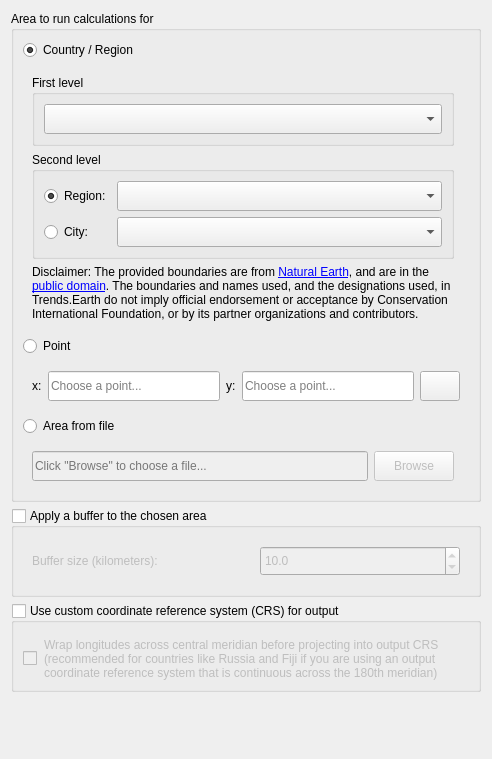
LocateIT/trends.earth, file MISLAND/gui/WidgetSelectArea.ui: the form before one commit.
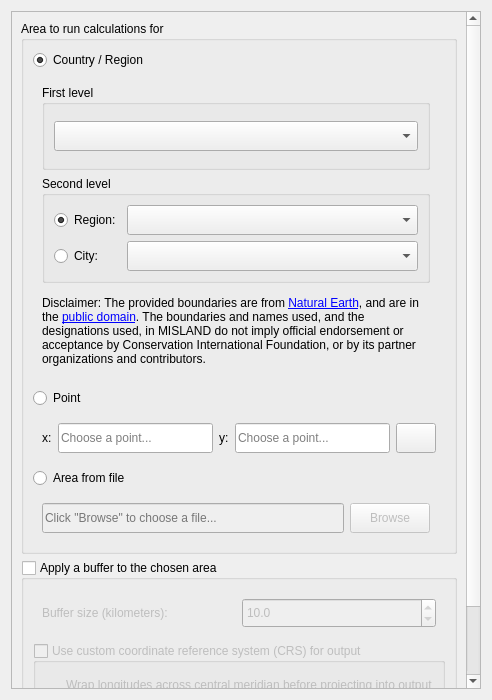
The form after the commit. Custom widgets are drawn as their Qt base class.

```diff
--- a/MISLAND/gui/WidgetSelectArea.ui
+++ b/MISLAND/gui/WidgetSelectArea.ui
@@ -7,7 +7,7 @@
     <x>0</x>
     <y>0</y>
     <width>492</width>
-    <height>579</height>
+    <height>700</height>
    </rect>
   </property>
   <property name="sizePolicy">
@@ -16,10 +16,34 @@
     <verstretch>0</verstretch>
    </sizepolicy>
   </property>
+  <property name="minimumSize">
+   <size>
+    <width>0</width>
+    <height>0</height>
+   </size>
+  </property>
   <property name="windowTitle">
    <string>Form</string>
   </property>
   <layout class="QVBoxLayout" name="verticalLayout">
+   <property name="sizeConstraint">
+    <enum>QLayout::SetDefaultConstraint</enum>
+   </property>
+   <item>
+    <widget class="QScrollArea" name="scrollArea">
+     <property name="widgetResizable">
+      <bool>true</bool>
+     </property>
+     <widget class="QWidget" name="scrollAreaWidgetContents_2">
+      <property name="geometry">
+       <rect>
+        <x>0</x>
+        <y>0</y>
+        <width>447</width>
+        <height>819</height>
+       </rect>
+      </property>
+      <layout class="QVBoxLayout" name="verticalLayout_3">
    <item>
     <widget class="QGroupBox" name="area_groupbox">
      <property name="sizePolicy">
@@ -32,7 +56,7 @@
       <string>Area to run calculations for</string>
      </property>
      <layout class="QGridLayout" name="area_groupbox_gridLayout">
-      <item row="11" column="0">
+          <item row="11" column="1">
        <widget class="QRadioButton" name="area_frompoint">
         <property name="text">
          <string>Point</string>
@@ -42,199 +66,7 @@
         </attribute>
        </widget>
       </item>
-      <item row="13" column="0">
-       <widget class="QRadioButton" name="area_fromfile">
-        <property name="text">
-         <string>Area from file</string>
-        </property>
-        <attribute name="buttonGroup">
-         <string notr="true">area_radio_buttonGroup</string>
-        </attribute>
-       </widget>
-      </item>
-      <item row="12" column="0" colspan="2">
-       <widget class="QFrame" name="frame_area_frompoint">
-        <property name="sizePolicy">
-         <sizepolicy hsizetype="Preferred" vsizetype="Fixed">
-          <horstretch>0</horstretch>
-          <verstretch>0</verstretch>
-         </sizepolicy>
-        </property>
-        <property name="frameShape">
-         <enum>QFrame::NoFrame</enum>
-        </property>
-        <property name="frameShadow">
-         <enum>QFrame::Plain</enum>
-        </property>
-        <layout class="QHBoxLayout" name="horizontalLayout_4">
-         <item>
-          <widget class="QLabel" name="area_frompoint_label_x">
-           <property name="font">
-            <font>
-             <weight>50</weight>
-             <bold>false</bold>
-            </font>
-           </property>
-           <property name="text">
-            <string>x:</string>
-           </property>
-          </widget>
-         </item>
-         <item>
-          <widget class="QLineEdit" name="area_frompoint_point_x">
-           <property name="sizePolicy">
-            <sizepolicy hsizetype="Expanding" vsizetype="Minimum">
-             <horstretch>0</horstretch>
-             <verstretch>0</verstretch>
-            </sizepolicy>
-           </property>
-           <property name="minimumSize">
-            <size>
-             <width>0</width>
-             <height>30</height>
-            </size>
-           </property>
-           <property name="inputMethodHints">
-            <set>Qt::ImhPreferNumbers</set>
-           </property>
-           <property name="placeholderText">
-            <string>Choose a point...</string>
-           </property>
-          </widget>
-         </item>
-         <item>
-          <widget class="QLabel" name="area_frompoint_label_y">
-           <property name="font">
-            <font>
-             <weight>50</weight>
-             <bold>false</bold>
-            </font>
-           </property>
-           <property name="text">
-            <string>y:</string>
-           </property>
-          </widget>
-         </item>
-         <item>
-          <widget class="QLineEdit" name="area_frompoint_point_y">
-           <property name="sizePolicy">
-            <sizepolicy hsizetype="Expanding" vsizetype="Minimum">
-             <horstretch>0</horstretch>
-             <verstretch>0</verstretch>
-            </sizepolicy>
-           </property>
-           <property name="minimumSize">
-            <size>
-             <width>0</width>
-             <height>30</height>
-            </size>
-           </property>
-           <property name="placeholderText">
-            <string>Choose a point...</string>
-           </property>
-          </widget>
-         </item>
-         <item>
-          <widget class="QPushButton" name="area_frompoint_choose_point">
-           <property name="sizePolicy">
-            <sizepolicy hsizetype="Minimum" vsizetype="Minimum">
-             <horstretch>0</horstretch>
-             <verstretch>0</verstretch>
-            </sizepolicy>
-           </property>
-           <property name="minimumSize">
-            <size>
-             <width>0</width>
-             <height>30</height>
-            </size>
-           </property>
-           <property name="text">
-            <string/>
-           </property>
-          </widget>
-         </item>
-        </layout>
-       </widget>
-      </item>
-      <item row="0" column="0">
-       <widget class="QRadioButton" name="area_fromadmin">
-        <property name="text">
-         <string>Country / Region</string>
-        </property>
-        <property name="checked">
-         <bool>true</bool>
-        </property>
-        <attribute name="buttonGroup">
-         <string notr="true">area_radio_buttonGroup</string>
-        </attribute>
-       </widget>
-      </item>
-      <item row="14" column="0">
-       <widget class="QFrame" name="frame_area_fromfile">
-        <property name="frameShape">
-         <enum>QFrame::NoFrame</enum>
-        </property>
-        <property name="frameShadow">
-         <enum>QFrame::Plain</enum>
-        </property>
-        <layout class="QHBoxLayout" name="horizontalLayout_3">
-         <item>
-          <widget class="QLineEdit" name="area_fromfile_file">
-           <property name="enabled">
-            <bool>false</bool>
-           </property>
-           <property name="sizePolicy">
-            <sizepolicy hsizetype="Expanding" vsizetype="Fixed">
-             <horstretch>0</horstretch>
-             <verstretch>0</verstretch>
-            </sizepolicy>
-           </property>
-           <property name="minimumSize">
-            <size>
-             <width>120</width>
-             <height>30</height>
-            </size>
-           </property>
-           <property name="readOnly">
-            <bool>true</bool>
-           </property>
-           <property name="placeholderText">
-            <string>Click &quot;Browse&quot; to choose a file...</string>
-           </property>
-          </widget>
-         </item>
-         <item>
-          <widget class="QPushButton" name="area_fromfile_browse">
-           <property name="enabled">
-            <bool>false</bool>
-           </property>
-           <property name="sizePolicy">
-            <sizepolicy hsizetype="Minimum" vsizetype="Minimum">
-             <horstretch>0</horstretch>
-             <verstretch>0</verstretch>
-            </sizepolicy>
-           </property>
-           <property name="minimumSize">
-            <size>
-             <width>0</width>
-             <height>30</height>
-            </size>
-           </property>
-           <property name="maximumSize">
-            <size>
-             <width>80</width>
-             <height>16777215</height>
-            </size>
-           </property>
-           <property name="text">
-            <string>Browse</string>
-           </property>
-          </widget>
-         </item>
-        </layout>
-       </widget>
-      </item>
-      <item row="1" column="0">
+          <item row="1" column="1">
        <widget class="QFrame" name="frame_country_region">
         <property name="frameShape">
          <enum>QFrame::NoFrame</enum>
@@ -251,6 +83,12 @@
              <verstretch>0</verstretch>
             </sizepolicy>
            </property>
+               <property name="minimumSize">
+                <size>
+                 <width>0</width>
+                 <height>0</height>
+                </size>
+               </property>
            <property name="title">
             <string>First level</string>
            </property>
@@ -282,6 +120,12 @@
              <verstretch>0</verstretch>
             </sizepolicy>
            </property>
+               <property name="minimumSize">
+                <size>
+                 <width>0</width>
+                 <height>80</height>
+                </size>
+               </property>
            <property name="title">
             <string>Second level</string>
            </property>
@@ -371,7 +215,7 @@
             </sizepolicy>
            </property>
            <property name="text">
-            <string>&lt;html&gt;&lt;head/&gt;&lt;body&gt;&lt;p&gt;Disclaimer: The provided boundaries are from &lt;a href=&quot;http://www.naturalearthdata.com/&quot;&gt;&lt;span style=&quot; text-decoration: underline; color:#0000ff;&quot;&gt;Natural Earth&lt;/span&gt;&lt;/a&gt;, and are in the &lt;a href=&quot;http://creativecommons.org/publicdomain&quot;&gt;&lt;span style=&quot; text-decoration: underline; color:#0000ff;&quot;&gt;public domain&lt;/span&gt;&lt;/a&gt;. The boundaries and names used, and the designations used, in Trends.Earth do not imply official endorsement or acceptance by Conservation International Foundation, or by its partner organizations and contributors.&lt;/p&gt;&lt;/body&gt;&lt;/html&gt;</string>
+                <string>&lt;html&gt;&lt;head/&gt;&lt;body&gt;&lt;p&gt;Disclaimer: The provided boundaries are from &lt;a href=&quot;http://www.naturalearthdata.com/&quot;&gt;&lt;span style=&quot; text-decoration: underline; color:#0000ff;&quot;&gt;Natural Earth&lt;/span&gt;&lt;/a&gt;, and are in the &lt;a href=&quot;http://creativecommons.org/publicdomain&quot;&gt;&lt;span style=&quot; text-decoration: underline; color:#0000ff;&quot;&gt;public domain&lt;/span&gt;&lt;/a&gt;. The boundaries and names used, and the designations used, in MISLAND do not imply official endorsement or acceptance by Conservation International Foundation, or by its partner organizations and contributors.&lt;/p&gt;&lt;/body&gt;&lt;/html&gt;</string>
            </property>
            <property name="wordWrap">
             <bool>true</bool>
@@ -384,6 +228,198 @@
         </layout>
        </widget>
       </item>
+          <item row="13" column="1">
+           <widget class="QRadioButton" name="area_fromfile">
+            <property name="text">
+             <string>Area from file</string>
+            </property>
+            <attribute name="buttonGroup">
+             <string notr="true">area_radio_buttonGroup</string>
+            </attribute>
+           </widget>
+          </item>
+          <item row="14" column="1">
+           <widget class="QFrame" name="frame_area_fromfile">
+            <property name="frameShape">
+             <enum>QFrame::NoFrame</enum>
+            </property>
+            <property name="frameShadow">
+             <enum>QFrame::Plain</enum>
+            </property>
+            <layout class="QHBoxLayout" name="horizontalLayout_3">
+             <item>
+              <widget class="QLineEdit" name="area_fromfile_file">
+               <property name="enabled">
+                <bool>false</bool>
+               </property>
+               <property name="sizePolicy">
+                <sizepolicy hsizetype="Expanding" vsizetype="Fixed">
+                 <horstretch>0</horstretch>
+                 <verstretch>0</verstretch>
+                </sizepolicy>
+               </property>
+               <property name="minimumSize">
+                <size>
+                 <width>120</width>
+                 <height>30</height>
+                </size>
+               </property>
+               <property name="readOnly">
+                <bool>true</bool>
+               </property>
+               <property name="placeholderText">
+                <string>Click &quot;Browse&quot; to choose a file...</string>
+               </property>
+              </widget>
+             </item>
+             <item>
+              <widget class="QPushButton" name="area_fromfile_browse">
+               <property name="enabled">
+                <bool>false</bool>
+               </property>
+               <property name="sizePolicy">
+                <sizepolicy hsizetype="Minimum" vsizetype="Minimum">
+                 <horstretch>0</horstretch>
+                 <verstretch>0</verstretch>
+                </sizepolicy>
+               </property>
+               <property name="minimumSize">
+                <size>
+                 <width>0</width>
+                 <height>30</height>
+                </size>
+               </property>
+               <property name="maximumSize">
+                <size>
+                 <width>80</width>
+                 <height>16777215</height>
+                </size>
+               </property>
+               <property name="text">
+                <string>Browse</string>
+               </property>
+              </widget>
+             </item>
+            </layout>
+           </widget>
+          </item>
+          <item row="0" column="1">
+           <widget class="QRadioButton" name="area_fromadmin">
+            <property name="text">
+             <string>Country / Region</string>
+            </property>
+            <property name="checked">
+             <bool>true</bool>
+            </property>
+            <attribute name="buttonGroup">
+             <string notr="true">area_radio_buttonGroup</string>
+            </attribute>
+           </widget>
+          </item>
+          <item row="12" column="1" colspan="2">
+           <widget class="QFrame" name="frame_area_frompoint">
+            <property name="sizePolicy">
+             <sizepolicy hsizetype="Preferred" vsizetype="Fixed">
+              <horstretch>0</horstretch>
+              <verstretch>0</verstretch>
+             </sizepolicy>
+            </property>
+            <property name="frameShape">
+             <enum>QFrame::NoFrame</enum>
+            </property>
+            <property name="frameShadow">
+             <enum>QFrame::Plain</enum>
+            </property>
+            <layout class="QHBoxLayout" name="horizontalLayout_4">
+             <item>
+              <widget class="QLabel" name="area_frompoint_label_x">
+               <property name="font">
+                <font>
+                 <weight>50</weight>
+                 <bold>false</bold>
+                </font>
+               </property>
+               <property name="text">
+                <string>x:</string>
+               </property>
+              </widget>
+             </item>
+             <item>
+              <widget class="QLineEdit" name="area_frompoint_point_x">
+               <property name="sizePolicy">
+                <sizepolicy hsizetype="Expanding" vsizetype="Minimum">
+                 <horstretch>0</horstretch>
+                 <verstretch>0</verstretch>
+                </sizepolicy>
+               </property>
+               <property name="minimumSize">
+                <size>
+                 <width>0</width>
+                 <height>30</height>
+                </size>
+               </property>
+               <property name="inputMethodHints">
+                <set>Qt::ImhPreferNumbers</set>
+               </property>
+               <property name="placeholderText">
+                <string>Choose a point...</string>
+               </property>
+              </widget>
+             </item>
+             <item>
+              <widget class="QLabel" name="area_frompoint_label_y">
+               <property name="font">
+                <font>
+                 <weight>50</weight>
+                 <bold>false</bold>
+                </font>
+               </property>
+               <property name="text">
+                <string>y:</string>
+               </property>
+              </widget>
+             </item>
+             <item>
+              <widget class="QLineEdit" name="area_frompoint_point_y">
+               <property name="sizePolicy">
+                <sizepolicy hsizetype="Expanding" vsizetype="Minimum">
+                 <horstretch>0</horstretch>
+                 <verstretch>0</verstretch>
+                </sizepolicy>
+               </property>
+               <property name="minimumSize">
+                <size>
+                 <width>0</width>
+                 <height>30</height>
+                </size>
+               </property>
+               <property name="placeholderText">
+                <string>Choose a point...</string>
+               </property>
+              </widget>
+             </item>
+             <item>
+              <widget class="QPushButton" name="area_frompoint_choose_point">
+               <property name="sizePolicy">
+                <sizepolicy hsizetype="Minimum" vsizetype="Minimum">
+                 <horstretch>0</horstretch>
+                 <verstretch>0</verstretch>
+                </sizepolicy>
+               </property>
+               <property name="minimumSize">
+                <size>
+                 <width>0</width>
+                 <height>30</height>
+                </size>
+               </property>
+               <property name="text">
+                <string/>
+               </property>
+              </widget>
+             </item>
+            </layout>
+           </widget>
+          </item>
      </layout>
     </widget>
    </item>
@@ -482,10 +518,7 @@
         </layout>
        </widget>
       </item>
-     </layout>
-    </widget>
-   </item>
-   <item>
+          <item row="1" column="0">
     <widget class="QGroupBox" name="groupBox_custom_crs">
      <property name="sizePolicy">
       <sizepolicy hsizetype="Preferred" vsizetype="Minimum">
@@ -532,18 +565,12 @@
      </layout>
     </widget>
    </item>
-   <item>
-    <spacer name="verticalSpacer_4">
-     <property name="orientation">
-      <enum>Qt::Vertical</enum>
-     </property>
-     <property name="sizeHint" stdset="0">
-      <size>
-       <width>20</width>
-       <height>0</height>
-      </size>
-     </property>
-    </spacer>
+         </layout>
+        </widget>
+       </item>
+      </layout>
+     </widget>
+    </widget>
    </item>
   </layout>
  </widget>
```
Left out of the diff: 34 changed lines with no effect on the pictures. Lines whose indentation alone changed are shown as unchanged.
